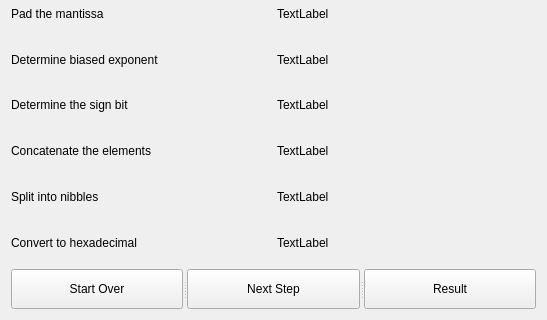
This is src/gui/dectoieee.ui in fiffty-50/ieee754-practice as Qt 5 draws it before an edit; both pictures show x 0 to 547 and y 183 to 503 of the 547 by 503 pixel window. The edited form follows.
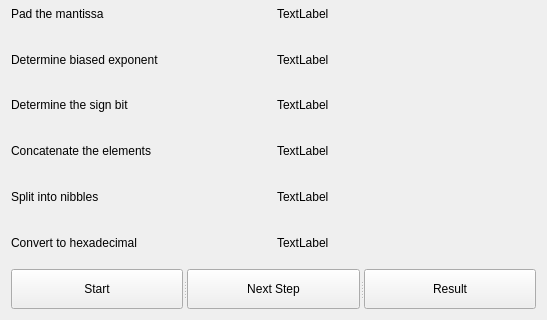
This is the edited form.

Patch:
```diff
--- a/src/gui/dectoieee.ui
+++ b/src/gui/dectoieee.ui
@@ -172,7 +172,7 @@
      </property>
      <widget class="QPushButton" name="generatePushButton">
       <property name="text">
-       <string>Start Over</string>
+       <string>Start</string>
       </property>
      </widget>
      <widget class="QPushButton" name="nextPushButton">
```
